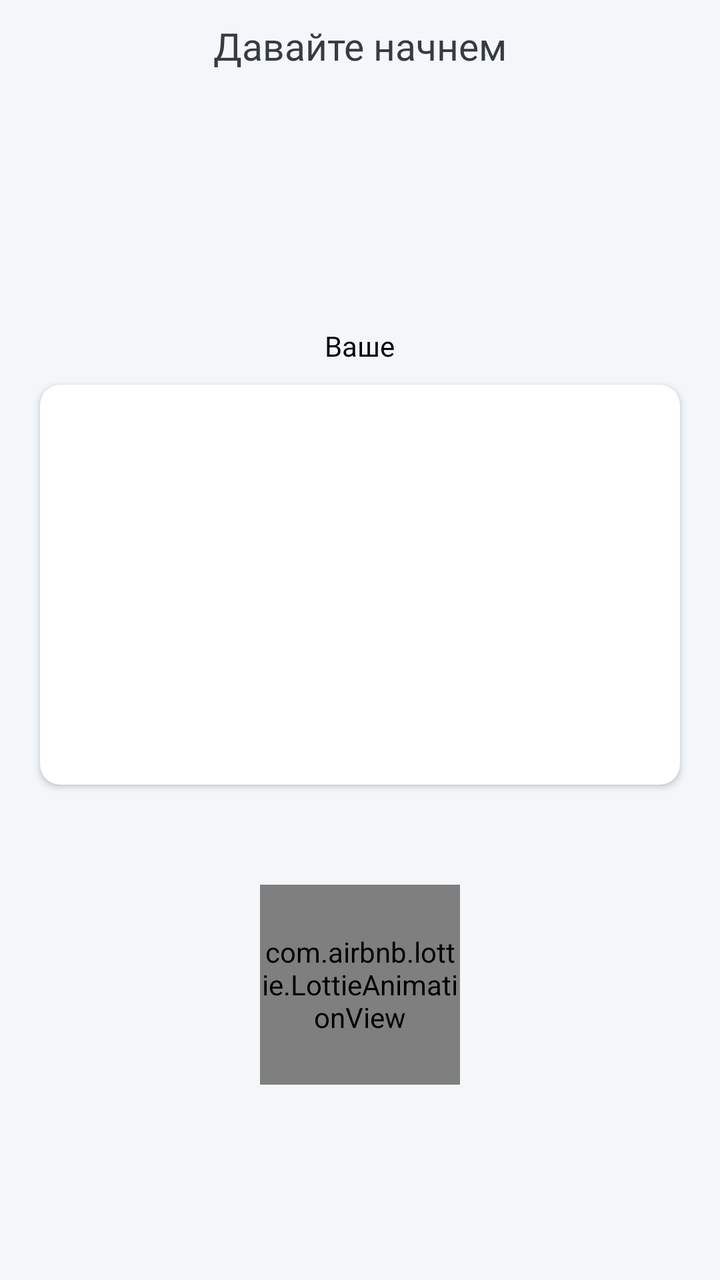
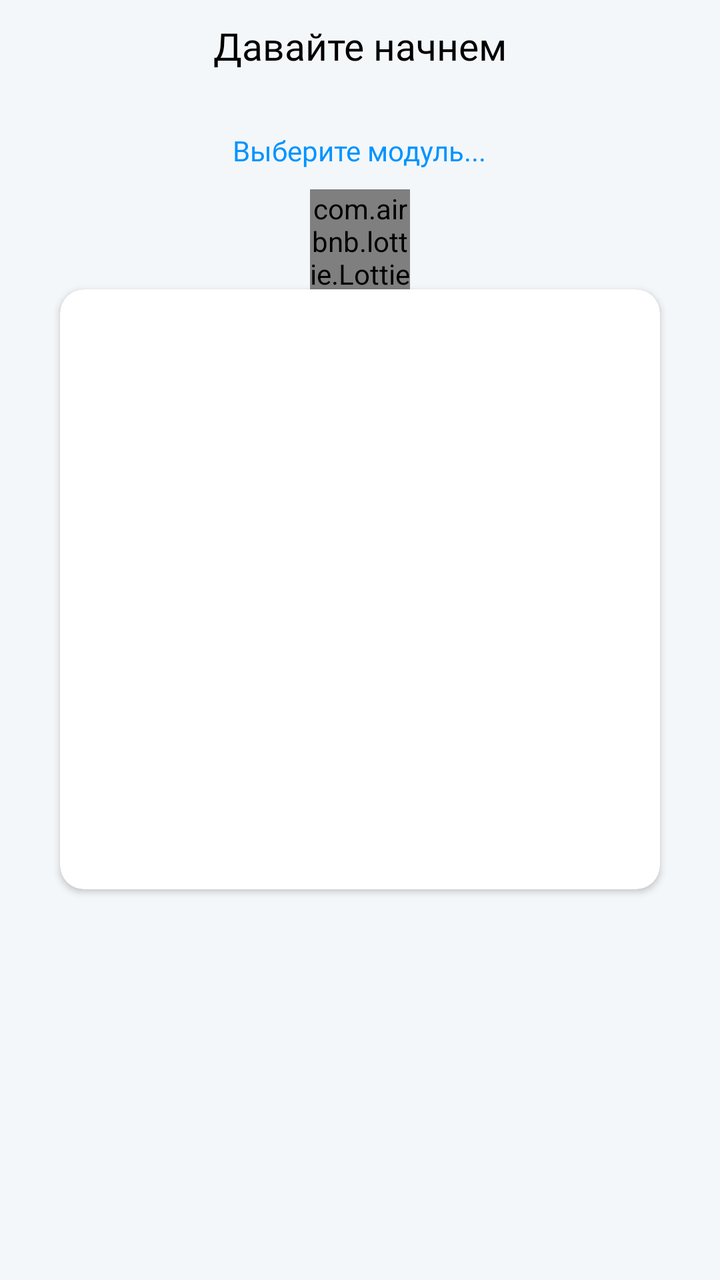

Two renders of the same Android screen: before a commit and after it. Below are the layout's source before the change and the commit's diff.
<!-- AndroidManifest.xml: application theme Theme.StepLifeApp -->
<!-- res/layout/activity_bt_module.xml -->
<?xml version="1.0" encoding="utf-8"?>
<FrameLayout xmlns:android="http://schemas.android.com/apk/res/android"
    xmlns:app="http://schemas.android.com/apk/res-auto"
    xmlns:tools="http://schemas.android.com/tools"
    android:layout_width="match_parent"
    android:layout_height="match_parent"
    android:background="@color/MainGray"
    tools:context=".Bt_module">


    <LinearLayout
        android:layout_width="match_parent"
        android:layout_height="match_parent"
        android:orientation="vertical">

        <TextView
            android:layout_marginLeft="10dp"
            android:layout_marginRight="10dp"
            android:layout_width="wrap_content"
            android:layout_height="wrap_content"
            android:gravity="top"
            android:layout_marginTop="10dp"
            android:layout_gravity="center_horizontal"
            android:fontFamily="@font/montserratsemibold"
            android:text="Давайте начнем"
            android:textColor="@color/BlackSviut"
            android:textSize="19sp" />

        <FrameLayout
            android:layout_width="match_parent"
            android:layout_height="match_parent">

            <LinearLayout
                android:layout_width="match_parent"
                android:layout_gravity="center"
                android:layout_height="wrap_content"
                android:orientation="vertical">

                <TextView
                    android:id="@+id/CheckOutText"

                    android:layout_marginLeft="50dp"
                    android:layout_marginRight="50dp"
                    android:layout_width="wrap_content"
                    android:layout_height="wrap_content"
                    android:gravity="center"
                    android:layout_marginBottom="10dp"
                    android:layout_marginTop="30dp"
                    android:layout_gravity="center_horizontal"
                    android:fontFamily="@font/montserratsemibold"
                    android:text="Ваше"
                    android:textColor="@color/black"
                    android:textSize="14sp" />

                <androidx.cardview.widget.CardView
                    android:id="@+id/CardDevice"
                    android:minHeight="200dp"
                    android:layout_marginLeft="20dp"
                    android:layout_marginRight="20dp"
                    android:layout_width="match_parent"
                    app:cardCornerRadius="10dp"
                    android:layout_height="match_parent">
                    <androidx.recyclerview.widget.RecyclerView
                        android:visibility="visible"
                        android:id="@+id/BtRecycle"
                        android:layout_width="match_parent"
                        android:layout_height="match_parent">

                    </androidx.recyclerview.widget.RecyclerView>
                </androidx.cardview.widget.CardView>

                <com.airbnb.lottie.LottieAnimationView
                    android:id="@+id/animationView"
                    android:layout_marginTop="50dp"
                    android:layout_gravity="center_horizontal"
                    android:layout_width="100dp"
                    android:layout_height="100dp"
                    app:lottie_rawRes="@raw/wavedownloadanimation"
                    app:lottie_autoPlay="true"
                    app:lottie_loop="true"/>

                <Button
                    android:visibility="gone"
                    android:id="@+id/buttonConnectBt"
                    android:layout_width="match_parent"
                    android:layout_height="45dp"

                    android:layout_marginRight="60dp"
                    android:layout_marginLeft="60dp"
                    android:layout_gravity="bottom"
                    android:layout_marginBottom="0dp"
                    android:textSize="12dp"
                    android:fontFamily="@font/montserratsemibold"
                    android:background="@drawable/buttonstyle2"
                    android:text="Включить bluetooth"
                    android:textColor="@color/black"
                    android:theme="@style/Theme.ButtonWhite"
                    app:layout_constraintBottom_toBottomOf="parent"
                    app:layout_constraintStart_toStartOf="parent" />
            </LinearLayout>


        </FrameLayout>
    </LinearLayout>

</FrameLayout>
<!-- resources referenced by this layout -->
<resources>
  <color name="BlackSviut">#363A43</color>
  <color name="MainGray">#F4F7FA</color>
  <color name="black">#FF000000</color>
  <!-- drawable buttonstyle2 (drawable) -->
  <?xml version="1.0" encoding="utf-8"?>
  <shape xmlns:android="http://schemas.android.com/apk/res/android"
      android:shape="rectangle">
      <solid android:color="@color/MainYellow"/>
  
  
  
      <corners
          android:topLeftRadius="15dp"
          android:topRightRadius="0dp"
          android:bottomLeftRadius="0dp"
          android:bottomRightRadius="15dp"/>
  </shape>
  <style name="Theme.ButtonWhite" parent="Base.Widget.AppCompat.Button.Colored">
          <item name="colorPrimary">@color/MainYellow</item>
      </style>
  <style name="Theme.StepLifeApp" parent="Theme.MaterialComponents.DayNight.DarkActionBar">
          
  
          
  
          
          <item name="android:statusBarColor">@android:color/transparent</item>
          
      </style>
  <color name="MainYellow">#FFDF43</color>
</resources>

<!-- the commit's change to res/layout/activity_bt_module.xml (unified diff, before → after) -->
@@ -23,7 +23,7 @@
             android:layout_gravity="center_horizontal"
             android:fontFamily="@font/montserratsemibold"
             android:text="Давайте начнем"
-            android:textColor="@color/BlackSviut"
+            android:textColor="@color/black"
             android:textSize="19sp" />
 
         <FrameLayout
@@ -32,7 +32,6 @@
 
             <LinearLayout
                 android:layout_width="match_parent"
-                android:layout_gravity="center"
                 android:layout_height="wrap_content"
                 android:orientation="vertical">
 
@@ -48,17 +47,26 @@
                     android:layout_marginTop="30dp"
                     android:layout_gravity="center_horizontal"
                     android:fontFamily="@font/montserratsemibold"
-                    android:text="Ваше"
-                    android:textColor="@color/black"
+                    android:text="Выберите модуль..."
+                    android:textColor="@color/MainBlue"
                     android:textSize="14sp" />
 
+                <com.airbnb.lottie.LottieAnimationView
+                    android:id="@+id/animationView"
+                    android:layout_gravity="center_horizontal"
+
+                    android:layout_width="50dp"
+                    android:layout_height="50dp"
+                    app:lottie_rawRes="@raw/wavedownloadanimation"
+                    app:lottie_autoPlay="true"
+                    app:lottie_loop="true"/>
                 <androidx.cardview.widget.CardView
                     android:id="@+id/CardDevice"
-                    android:minHeight="200dp"
-                    android:layout_marginLeft="20dp"
-                    android:layout_marginRight="20dp"
+                    android:minHeight="300dp"
+                    android:layout_marginLeft="30dp"
+                    android:layout_marginRight="30dp"
                     android:layout_width="match_parent"
-                    app:cardCornerRadius="10dp"
+                    app:cardCornerRadius="12dp"
                     android:layout_height="match_parent">
                     <androidx.recyclerview.widget.RecyclerView
                         android:visibility="visible"
@@ -69,15 +77,6 @@
                     </androidx.recyclerview.widget.RecyclerView>
                 </androidx.cardview.widget.CardView>
 
-                <com.airbnb.lottie.LottieAnimationView
-                    android:id="@+id/animationView"
-                    android:layout_marginTop="50dp"
-                    android:layout_gravity="center_horizontal"
-                    android:layout_width="100dp"
-                    android:layout_height="100dp"
-                    app:lottie_rawRes="@raw/wavedownloadanimation"
-                    app:lottie_autoPlay="true"
-                    app:lottie_loop="true"/>
 
                 <Button
                     android:visibility="gone"
@@ -87,16 +86,26 @@
 
                     android:layout_marginRight="60dp"
                     android:layout_marginLeft="60dp"
-                    android:layout_gravity="bottom"
-                    android:layout_marginBottom="0dp"
+                    android:layout_gravity="top"
+
                     android:textSize="12dp"
                     android:fontFamily="@font/montserratsemibold"
                     android:background="@drawable/buttonstyle2"
                     android:text="Включить bluetooth"
                     android:textColor="@color/black"
-                    android:theme="@style/Theme.ButtonWhite"
-                    app:layout_constraintBottom_toBottomOf="parent"
-                    app:layout_constraintStart_toStartOf="parent" />
+                    android:theme="@style/Theme.ButtonWhite" />
+
+                <FrameLayout
+                    android:layout_width="match_parent"
+                    android:layout_height="match_parent">
+                    <TextView
+                        android:layout_width="match_parent"
+                        android:text="213231"
+                        android:visibility="invisible"
+                        android:layout_height="match_parent">
+
+                    </TextView>
+                </FrameLayout>
             </LinearLayout>
 
 
<!-- resource entries referenced after the edit -->
@@ -1,6 +1,6 @@
 <!-- resources referenced by this layout -->
 <resources>
-  <color name="BlackSviut">#363A43</color>
+  <color name="MainBlue">#0094FF</color>
   <color name="MainGray">#F4F7FA</color>
   <color name="black">#FF000000</color>
   <!-- drawable buttonstyle2 (drawable) -->
